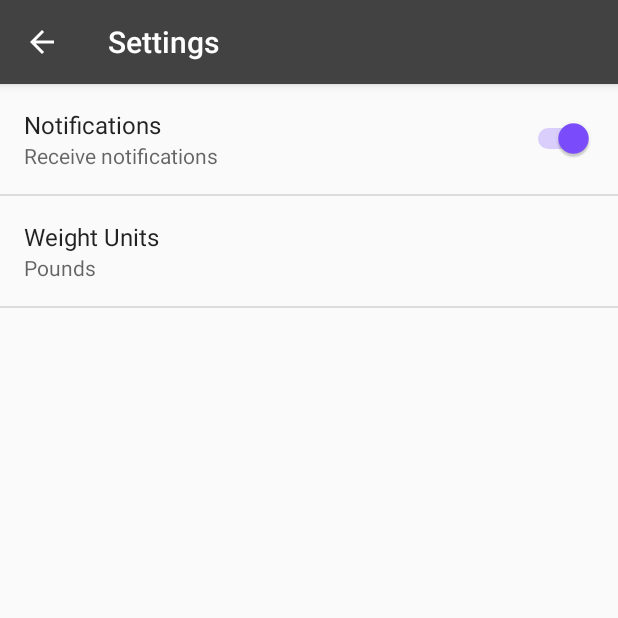
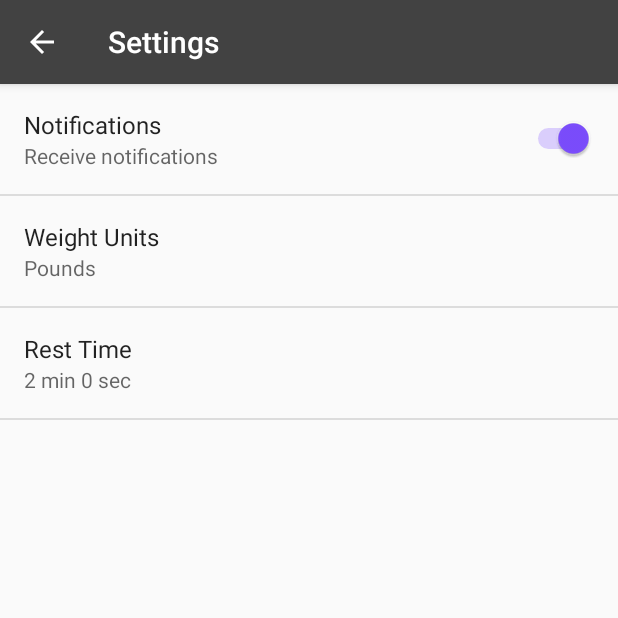
Before and after one commit to delorenzo/Capstone-Project, an Android app: the WorkoutActivity screen opened directly, with no data from a screen before it, in the options menu, after a tap on "Settings", on a phone screen of 412 x 824 dp, the top half of it. Run offline under Robolectric (Android 15) with nearby library versions, the phone set to English and light mode, and no system bars; our stand-ins replace ButterKnife; 1 statement that could not run was skipped.

Commit message:
Added rest dialog to workout activity

```diff
--- a/app/src/main/java/com/jdelorenzo/capstoneproject/WorkoutActivity.java
+++ b/app/src/main/java/com/jdelorenzo/capstoneproject/WorkoutActivity.java
@@ -8,19 +8,27 @@ import android.view.Menu;
 import android.view.MenuItem;
 import android.widget.Toast;
 
+import com.jdelorenzo.capstoneproject.dialogs.RestDialogFragment;
+
+import butterknife.ButterKnife;
 import butterknife.OnClick;
 
 public class WorkoutActivity extends AppCompatActivity {
     private long mWorkoutId;
     public static final String ARG_WORKOUT_ID = "workoutId";
     private static final String FTAG_WORKOUT = "workoutFragment";
+    private static final String FTAG_REST_DIALOG = "restDialogFragment";
+
     @Override
     protected void onCreate(Bundle savedInstanceState) {
         super.onCreate(savedInstanceState);
         setContentView(R.layout.activity_workout);
+        ButterKnife.bind(this);
         Toolbar toolbar = (Toolbar) findViewById(R.id.toolbar);
         setSupportActionBar(toolbar);
-        getSupportActionBar().setDisplayHomeAsUpEnabled(true);
+        if (getSupportActionBar() != null) {
+            getSupportActionBar().setDisplayHomeAsUpEnabled(true);
+        }
 
         Bundle b = getIntent().getExtras();
         if (b!= null) {
@@ -37,7 +45,8 @@ public class WorkoutActivity extends AppCompatActivity {
 
     @OnClick(R.id.fab_time)
     public void rest() {
-        Toast.makeText(this, "Take a break!", Toast.LENGTH_SHORT).show();
+        RestDialogFragment restDialogFragment = new RestDialogFragment();
+        restDialogFragment.show(getFragmentManager(), FTAG_REST_DIALOG);
     }
 
     @Override
--- /dev/null
+++ b/app/src/main/java/com/jdelorenzo/capstoneproject/dialogs/RestDialogFragment.java
@@ -0,0 +1,65 @@
+package com.jdelorenzo.capstoneproject.dialogs;
+
+import android.app.Dialog;
+import android.app.DialogFragment;
+import android.content.DialogInterface;
+import android.content.SharedPreferences;
+import android.os.Bundle;
+import android.os.CountDownTimer;
+import android.preference.PreferenceManager;
+import android.support.v7.app.AlertDialog;
+import android.view.LayoutInflater;
+import android.view.View;
+import android.widget.TextView;
+
+import com.jdelorenzo.capstoneproject.R;
+
+import java.util.Locale;
+
+/**
+ * Extension of {@link DialogFragment} that counts down the user's pre-defined rest period
+ * between sets.
+ */
+public class RestDialogFragment extends DialogFragment {
+    CountDownTimer timer;
+    @Override
+    public Dialog onCreateDialog(Bundle savedInstanceState) {
+        AlertDialog.Builder builder = new AlertDialog.Builder(getActivity());
+        LayoutInflater inflater = getActivity().getLayoutInflater();
+        final View rootView = inflater.inflate(R.layout.dialog_rest, null);
+        builder.setTitle(R.string.dialog_rest_title)
+                .setView(rootView)
+                .setNegativeButton(R.string.action_dismiss, new DialogInterface.OnClickListener() {
+                    @Override
+                    public void onClick(DialogInterface dialog, int which) {
+                        if (timer != null) {
+                            timer.cancel();
+                            timer = null;
+                        }
+                        dismiss();
+                    }
+                });
+        SharedPreferences preferences = PreferenceManager.getDefaultSharedPreferences(getActivity());
+        final int seconds = preferences.getInt(getString(R.string.prefs_rest_key),
+                getResources().getInteger(R.integer.prefs_rest_default));
+        final TextView countdownTextView = (TextView) rootView.findViewById(R.id.countdown_text);
+        timer = new CountDownTimer(seconds * 1000, 1000) {
+            @Override
+            public void onTick(long millisUntilFinished) {
+                long totalSecondsRemaining = millisUntilFinished / 1000;
+                long minutesRemaining = totalSecondsRemaining / 60;
+                long secondsRemaining = totalSecondsRemaining % 60;
+                countdownTextView.setText(String.format(Locale.getDefault(),
+                        getString(R.string.format_rest),
+                        minutesRemaining,
+                        secondsRemaining));
+            }
+
+            @Override
+            public void onFinish() {
+                countdownTextView.setText(getString(R.string.dialog_rest_finished));
+            }
+        }.start();
+        return builder.create();
+    }
+}
--- /dev/null
+++ b/app/src/main/java/com/jdelorenzo/capstoneproject/dialogs/TimePreference.java
@@ -0,0 +1,104 @@
+package com.jdelorenzo.capstoneproject.dialogs;
+
+import android.content.Context;
+import android.content.res.TypedArray;
+import android.os.Parcelable;
+import android.preference.DialogPreference;
+import android.util.AttributeSet;
+import android.view.View;
+
+import com.jdelorenzo.capstoneproject.R;
+
+import java.util.Locale;
+
+public class TimePreference extends DialogPreference {
+    private int lastMinute = 0;
+    private int lastSeconds = 0;
+    private RestTimePicker picker;
+    private AttributeSet mAttributeSet;
+
+    public TimePreference(Context context) {
+        this(context, null);
+    }
+
+    public TimePreference(Context context, AttributeSet attributeSet) {
+        super(context, attributeSet);
+        mAttributeSet = attributeSet;
+    }
+
+    @Override
+    protected View onCreateDialogView() {
+        picker = new RestTimePicker(getContext(), mAttributeSet, android.R.attr.preferenceStyle);
+        picker.setOnTimeChangedListener(new RestTimePicker.OnRestTimeChangedListener() {
+            @Override
+            public void onRestTimeChanged(RestTimePicker view, int minute, int seconds) {
+                lastMinute = minute;
+                lastSeconds = seconds;
+            }
+        });
+        return(picker);
+    }
+
+    @Override
+    protected void onBindDialogView(View view) {
+        super.onBindDialogView(view);
+        picker.setCurrentMinute(lastMinute);
+        picker.setCurrentSecond(lastSeconds);
+    }
+
+    @Override
+    protected void onDialogClosed(boolean positiveResult) {
+        super.onDialogClosed(positiveResult);
+        if (positiveResult) {
+            lastMinute = picker.getCurrentMinute();
+            lastSeconds = picker.getCurrentSeconds();
+
+            int seconds = lastMinute * 60 + lastSeconds;
+
+            if (callChangeListener(seconds)) {
+                persistInt(seconds);
+                notifyChanged();
+            }
+        }
+        setSummary(getSummary());
+    }
+
+    @Override
+    protected Object onGetDefaultValue(TypedArray a, int index) {
+        return a.getInt(index, 0);
+    }
+
+    @Override
+    protected void onSetInitialValue(boolean restorePersistedValue, Object defaultValue) {
+        if (null == defaultValue) defaultValue = 0;
+        int time = restorePersistedValue ? getPersistedInt((int)defaultValue) : (int)defaultValue;
+        lastMinute = time / 60;
+        lastSeconds = time % 60;
+        setSummary(getSummary());
+    }
+
+    @Override
+    protected Parcelable onSaveInstanceState() {
+        return super.onSaveInstanceState();
+    }
+
+    @Override
+    protected void onRestoreInstanceState(Parcelable state) {
+        super.onRestoreInstanceState(state);
+    }
+
+    @Override
+    public CharSequence getSummary() {
+        if (lastMinute > 0) {
+            return String.format(Locale.getDefault(),
+                    getContext().getString(R.string.prefs_rest_summary_format_minutes),
+                    lastMinute,
+                    lastSeconds);
+        }
+        else {
+            return String.format(Locale.getDefault(),
+                    getContext().getString(R.string.prefs_rest_summary_format),
+                    lastSeconds);
+        }
+    }
+}
--- a/app/src/main/res/values/dimens.xml
+++ b/app/src/main/res/values/dimens.xml
@@ -16,4 +16,5 @@
     <dimen name="edit_text_horizontal_margin">0dp</dimen>
     <dimen name="button_bar_max_width">328dp</dimen>
     <dimen name="button_height">48dp</dimen>
+    <dimen name="number_picker_horizontal_margin">5dp</dimen>
 </resources>
--- /dev/null
+++ b/app/src/main/res/values/integers.xml
@@ -0,0 +1,4 @@
+<?xml version="1.0" encoding="utf-8"?>
+<resources>
+    <integer name="prefs_rest_default">120</integer>
+</resources>
--- a/app/src/main/res/values/strings.xml
+++ b/app/src/main/res/values/strings.xml
@@ -11,6 +11,7 @@
     <string name="action_submit">Submit</string>
     <string name="action_cancel">Cancel</string>
     <string name="action_accept">Accept</string>
+    <string name="action_dismiss">Dismiss</string>
 
     <!-- titles -->
     <string name="title_activity_workout">Work Out</string>
@@ -49,6 +50,15 @@
     <string name="prefs_notifications_title">Notifications</string>
     <string name="prefs_notifications_label_true">Receive notifications</string>
     <string name="prefs_notifications_label_false">Do not receive notifications</string>
+    <!-- rest -->
+    <string name="prefs_rest_key">rest</string>
+    <string name="prefs_rest_title">Rest Time</string>
+    <string name="prefs_rest_summary_format_minutes">
+        <xliff:g>%1$d</xliff:g> min <xliff:g>%2$d</xliff:g> sec
+    </string>
+    <string name="prefs_rest_summary_format">
+        <xliff:g>%1$d</xliff:g> sec
+    </string>
 
     <!-- format strings -->
     <string name="weight_format_metric" example="20 kg">
@@ -68,6 +78,12 @@
     <string name="format_sets" example="3 sets">
         <xliff:g>%1$d</xliff:g> sets
     </string>
+    <string name="format_rest" example="Time remaining:  01:59">
+        Time remaining:  <xliff:g>%1$02d</xliff:g>:<xliff:g>%2$02d</xliff:g>
+    </string>
+    <string name="format_rest_seconds" example="Seconds remaining:  20">
+        Seconds remaining:  <xliff:g>%1$d</xliff:g>
+    </string>
 
     <!-- dialog strings -->
     <string name="dialog_create_workout_title">Create Workout</string>
@@ -76,6 +92,8 @@
     <string name="dialog_select_days_title">Select Days</string>
     <string name="dialog_create_exercise_title">Create Exercise</string>
     <string name="dialog_create_exercise_text">Enter the details of your new exercise:</string>
+    <string name="dialog_rest_title">Take a break!</string>
+    <string name="dialog_rest_finished">Get back to work!</string>
 
     <!-- hint strings -->
     <string name="hint_workout_name">Workout Name</string>
--- a/app/src/main/res/xml/pref_general.xml
+++ b/app/src/main/res/xml/pref_general.xml
@@ -19,4 +19,8 @@
         android:positiveButtonText="@null"
         android:title="@string/prefs_weight_unit_title" />
 
+    <com.jdelorenzo.capstoneproject.dialogs.TimePreference
+        android:defaultValue="@integer/prefs_rest_default"
+        android:key="@string/prefs_rest_key"
+        android:title="@string/prefs_rest_title"/>
 </PreferenceScreen>
```
Also changed, not shown: app/src/main/java/com/jdelorenzo/capstoneproject/dialogs/RestTimePicker.java (added, +151 -0 lines), app/src/main/res/layout/dialog_rest.xml (added, +20 -0 lines), app/src/main/res/layout/rest_time_picker.xml (added, +33 -0 lines).
